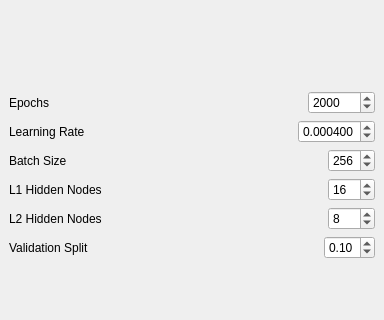
The window that nenetic/gui/toolkit_widget.ui (persts/Nenetic) describes before a commit, drawn with Qt 5; both pictures show x 0 to 384 and y 148 to 468 of the 384 by 878 pixel window.
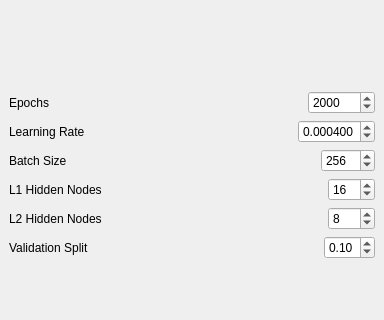
The same window after the commit. The open tabs and pages were chosen to show the change.

```diff
--- a/nenetic/gui/toolkit_widget.ui
+++ b/nenetic/gui/toolkit_widget.ui
@@ -543,8 +543,8 @@
        <rect>
         <x>0</x>
         <y>0</y>
-        <width>315</width>
-        <height>351</height>
+        <width>384</width>
+        <height>480</height>
        </rect>
       </property>
       <attribute name="label">
@@ -757,7 +757,7 @@
             <number>32</number>
            </property>
            <property name="maximum">
-            <number>512</number>
+            <number>4092</number>
            </property>
            <property name="value">
             <number>256</number>
```
Left out of the diff: 10 changed lines with no effect on the pictures.
